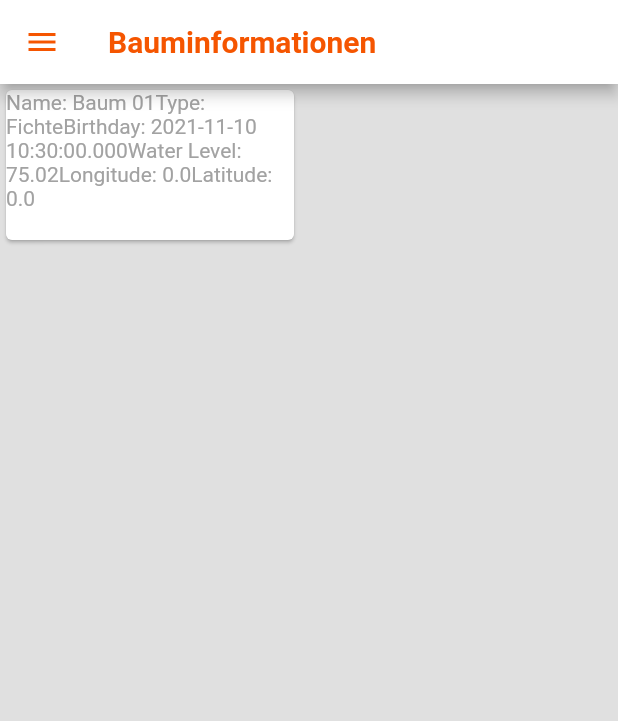
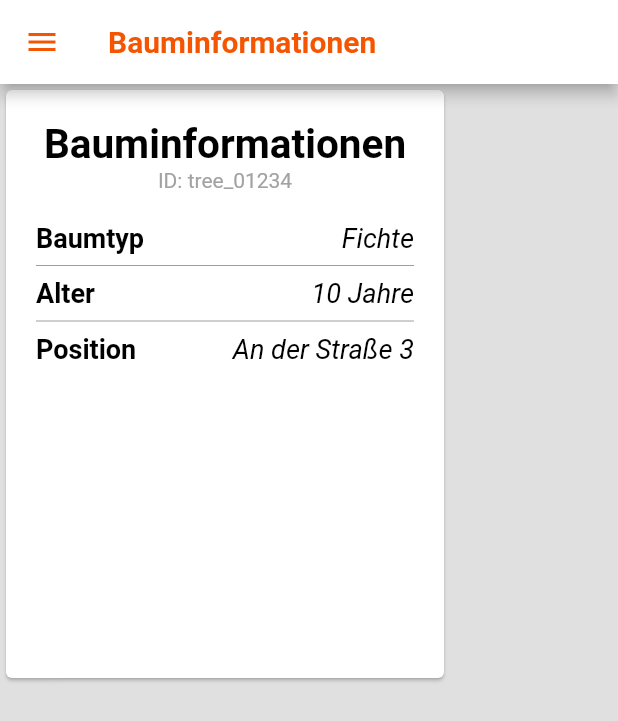
Before and after one commit to T-Power/F-Hydrate, a Flutter app: the TreeInformationWidget screen opened directly, on a phone screen of 412 x 824 dp. Shown: the top 721 px of the screen. Run offline on Flutter 3.47's test engine with Material 2 defaults, Android fonts, the phone set to English and light mode, and no system bars; our stand-ins replace flutter_map, latlong2.

Commit message:
updateed popup design

```diff
--- /dev/null
+++ b/f_hydrate/lib/ui/popup_text_style.dart
@@ -0,0 +1,33 @@
+import 'package:flutter/material.dart';
+
+class TextPopup extends StatefulWidget {
+  String text;
+  bool isBold;
+
+  TextPopup({Key? key, required this.text, required this.isBold})
+      : super(key: key);
+
+  @override
+  _TextPopupState createState() => _TextPopupState();
+}
+
+class _TextPopupState extends State<TextPopup> {
+  @override
+  Widget build(BuildContext context) {
+    if (widget.isBold) {
+      return Text(widget.text,
+          style: const TextStyle(
+            fontWeight: FontWeight.bold,
+            color: Colors.black,
+            fontSize: 18,
+          ));
+    } else {
+      return Text(widget.text,
+          style: const TextStyle(
+            fontStyle: FontStyle.italic,
+            color: Colors.black,
+            fontSize: 18,
+          ));
+    }
+  }
+}
--- a/f_hydrate/lib/ui/tree_information_widget.dart
+++ b/f_hydrate/lib/ui/tree_information_widget.dart
@@ -4,6 +4,7 @@ import 'package:f_hydrate/model/tree_information.dart';
 
 import 'drawer.dart';
 import 'not_implemented_widget.dart';
+import 'popup_text_style.dart';
 
 class TreeInformationWidget extends StatefulWidget {
   const TreeInformationWidget({Key? key, required this.title})
@@ -25,14 +26,81 @@ class TreeInformationWidgetState extends State<TreeInformationWidget> {
           // the App.build method, and use it to set our appbar title.
           title: Text(widget.title),
         ),
-        body: Container(
-            width: 200,
-            child: Card(
-              child: SizedBox(
+        body: SizedBox(
+          width: 300,
+          height: 400,
+          child: Card(
+            child: Padding(
+              padding: const EdgeInsets.all(20.0),
+              child: Column(
+                crossAxisAlignment: CrossAxisAlignment.center,
+                mainAxisAlignment: MainAxisAlignment.start,
+                children: <Widget>[
+                  const Text(
+                    "Bauminformationen",
+                    style: TextStyle(
+                      fontWeight: FontWeight.bold,
+                      color: Colors.black,
+                      fontSize: 27,
+                    ),
+                  ),
+                  const Text("ID: tree_01234"),
+                  const SizedBox(height: 20),
+                  Row(
+                    mainAxisAlignment: MainAxisAlignment.spaceBetween,
+                    children: <Widget>[
+                      TextPopup(
+                        text: "Baumtyp",
+                        isBold: true,
+                      ),
+                      TextPopup(
+                        text: "Fichte",
+                        isBold: false,
+                      ),
+                    ],
+                  ),
+                  const Divider(color: Colors.grey),
+                  Row(
+                    mainAxisAlignment: MainAxisAlignment.spaceBetween,
+                    children: <Widget>[
+                      TextPopup(
+                        text: "Alter",
+                        isBold: true,
+                      ),
+                      TextPopup(
+                        text: "10 Jahre",
+                        isBold: false,
+                      ),
+                    ],
+                  ),
+                  const Divider(color: Colors.grey),
+                  Row(
+                    mainAxisAlignment: MainAxisAlignment.spaceBetween,
+                    children: <Widget>[
+                      TextPopup(
+                        text: "Position",
+                        isBold: true,
+                      ),
+                      TextPopup(
+                        text: "An der Straße 3",
+                        isBold: false,
+                      ),
+                    ],
+                  ),
+
+
+
+
+
+                ],
+              ),
+            ),
+          ),
+        ));
+  }
+}
+
+/*child: SizedBox(
                 width: 200,
                 height: 100,
-                child: Text(TreeInformation.createExample().printText()),
-              ),
-            )));
-  }
-}
+                child: Text(TreeInformation.createExample().printText()),*/
```
